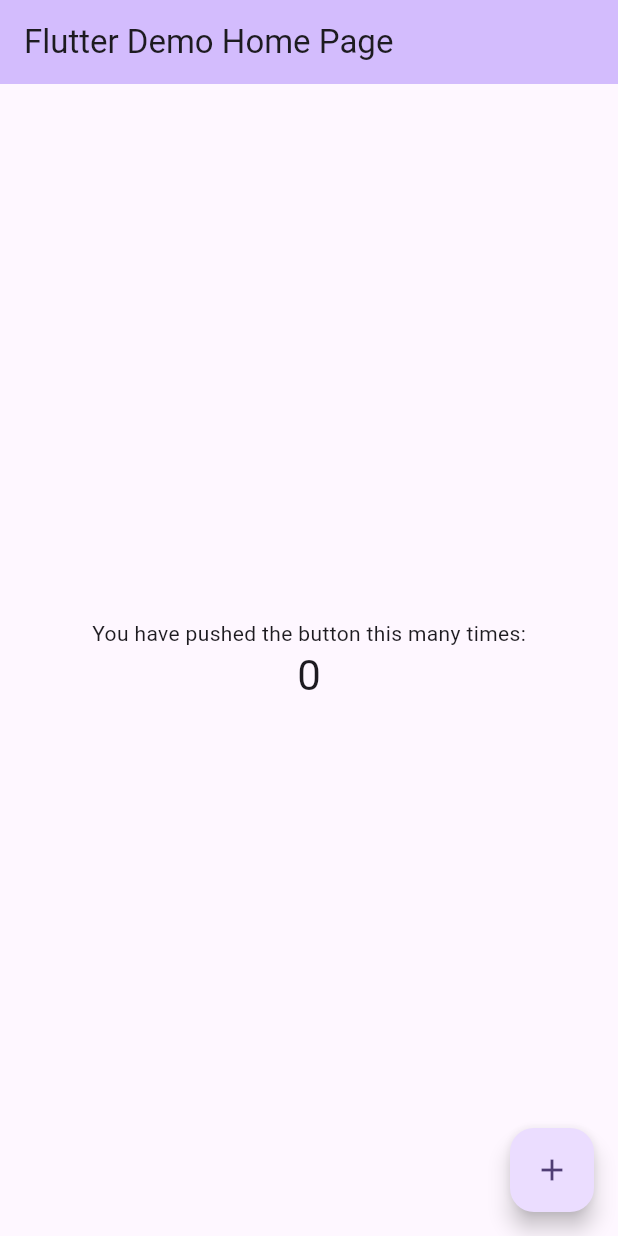
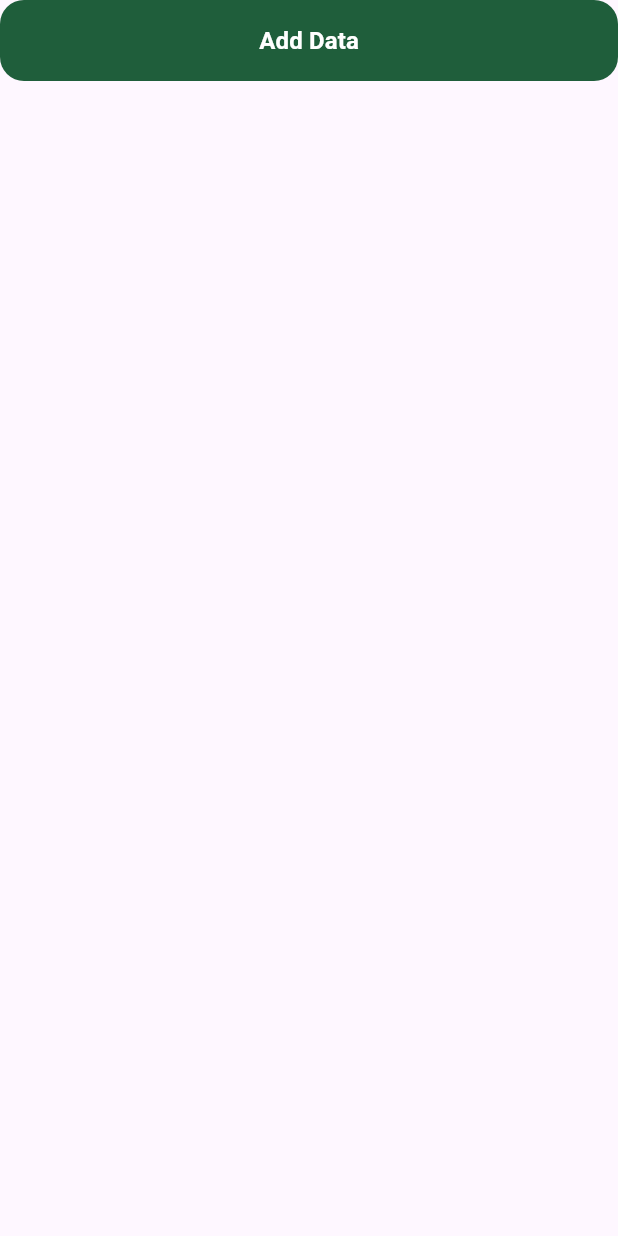
Before and after one commit to OmarKhaled00e/fruit_hub_dashboard, a Flutter app: the screen it shows after launch, on a phone screen of 412 x 824 dp. Run offline on Flutter 3.47's test engine with Material 3 defaults, Android fonts, the light colour scheme and no system bars.

Commit message:
start app dashboard custom button

```diff
--- /dev/null
+++ b/lib/core/helper_functions/on_generate_routes.dart
@@ -0,0 +1,16 @@
+import 'package:flutter/material.dart';
+import 'package:fruit_hub_dashboard/features/dashboard/presentation/views/dashboard_view.dart';
+
+Route<dynamic> onGenerateRoute(RouteSettings settings) {
+  switch (settings.name) {
+    case DashboardView.routeName:
+      return MaterialPageRoute(builder: (context) => DashboardView());
+
+    default:
+      return MaterialPageRoute(
+        builder: (_) =>
+            const Scaffold(body: Center(child: Text('Page not found'))),
+        settings: settings,
+      );
+  }
+}
--- /dev/null
+++ b/lib/core/utils/app_colors.dart
@@ -0,0 +1,8 @@
+import 'package:flutter/material.dart';
+
+abstract class AppColors {
+  static const Color primaryColor = Color(0xff1F5E3B);
+  static const Color lightPrimaryColor = Color(0xFF2D9F5D);
+  static const Color secondaryColor = Color(0xFFF4A91F);
+  static const Color lightSecondaryColor = Color(0xFFF8C76D);
+}
--- /dev/null
+++ b/lib/core/utils/app_images.dart
@@ -0,0 +1,128 @@
+// ignore_for_file: prefer_single_quotes
+class Assets {
+  Assets._();
+
+  /// Assets for imagesAppIcon
+  /// assets/images/app_icon.png
+  static const String imagesAppIcon = "assets/images/app_icon.png";
+
+  /// Assets for imagesApplIcon
+  /// assets/images/appl_icon.svg
+  static const String imagesApplIcon = "assets/images/appl_icon.svg";
+
+  /// Assets for imagesCheck
+  /// assets/images/Check.svg
+  static const String imagesCheck = "assets/images/Check.svg";
+
+  /// Assets for imagesEdit
+  /// assets/images/edit.svg
+  static const String imagesEdit = "assets/images/edit.svg";
+
+  /// Assets for imagesFacebookIcon
+  /// assets/images/facebook_icon.svg
+  static const String imagesFacebookIcon = "assets/images/facebook_icon.svg";
+
+  /// Assets for imagesFeaturedItemBackground
+  /// assets/images/featured_item_background.svg
+  static const String imagesFeaturedItemBackground = "assets/images/featured_item_background.svg";
+
+  /// Assets for imagesFilter
+  /// assets/images/filter.svg
+  static const String imagesFilter = "assets/images/filter.svg";
+
+  /// Assets for imagesFilter2
+  /// assets/images/filter2.svg
+  static const String imagesFilter2 = "assets/images/filter2.svg";
+
+  /// Assets for imagesGoogleIcon
+  /// assets/images/google_icon.svg
+  static const String imagesGoogleIcon = "assets/images/google_icon.svg";
+
+  /// Assets for imagesLocation
+  /// assets/images/location.svg
+  static const String imagesLocation = "assets/images/location.svg";
+
+  /// Assets for imagesLogo
+  /// assets/images/logo.svg
+  static const String imagesLogo = "assets/images/logo.svg";
+
+  /// Assets for imagesNotification
+  /// assets/images/notification.svg
+  static const String imagesNotification = "assets/images/notification.svg";
+
+  /// Assets for imagesPageViewItem1BackgroundImage
+  /// assets/images/page_view_item1_background_image.svg
+  static const String imagesPageViewItem1BackgroundImage = "assets/images/page_view_item1_background_image.svg";
+
+  /// Assets for imagesPageViewItem1Image
+  /// assets/images/page_view_item1_image.svg
+  static const String imagesPageViewItem1Image = "assets/images/page_view_item1_image.svg";
+
+  /// Assets for imagesPageViewItem2BackgroundImage
+  /// assets/images/page_view_item2_background_image.svg
+  static const String imagesPageViewItem2BackgroundImage = "assets/images/page_view_item2_background_image.svg";
+
+  /// Assets for imagesPageViewItem2Image
+  /// assets/images/page_view_item2_image.svg
+  static const String imagesPageViewItem2Image = "assets/images/page_view_item2_image.svg";
+
+  /// Assets for imagesPlant
+  /// assets/images/plant.svg
+  static const String imagesPlant = "assets/images/plant.svg";
+
+  /// Assets for imagesProfileImage
+  /// assets/images/profile_image.png
+  static const String imagesProfileImage = "assets/images/profile_image.png";
+
+  /// Assets for imagesSearchIcon
+  /// assets/images/search_icon.svg
+  static const String imagesSearchIcon = "assets/images/search_icon.svg";
+
+  /// Assets for imagesSplashBottom
+  /// assets/images/splash_bottom.svg
+  static const String imagesSplashBottom = "assets/images/splash_bottom.svg";
+
+  /// Assets for imagesTrash
+  /// assets/images/trash.svg
+  static const String imagesTrash = "assets/images/trash.svg";
+
+  /// Assets for imagesVector
+  /// assets/images/Vector.svg
+  static const String imagesVector = "assets/images/Vector.svg";
+
+  /// Assets for imagesVuesaxBoldHome
+  /// assets/images/vuesax/bold/home.svg
+  static const String imagesVuesaxBoldHome = "assets/images/vuesax/bold/home.svg";
+
+  /// Assets for imagesVuesaxBoldProducts
+  /// assets/images/vuesax/bold/products.svg
+  static const String imagesVuesaxBoldProducts = "assets/images/vuesax/bold/products.svg";
+
+  /// Assets for imagesVuesaxBoldShoppingCart
+  /// assets/images/vuesax/bold/shopping-cart.svg
+  static const String imagesVuesaxBoldShoppingCart = "assets/images/vuesax/bold/shopping-cart.svg";
+
+  /// Assets for imagesVuesaxBoldUser
+  /// assets/images/vuesax/bold/user.svg
+  static const String imagesVuesaxBoldUser = "assets/images/vuesax/bold/user.svg";
+
+  /// Assets for imagesVuesaxOutlineHome
+  /// assets/images/vuesax/outline/home.svg
+  static const String imagesVuesaxOutlineHome = "assets/images/vuesax/outline/home.svg";
+
+  /// Assets for imagesVuesaxOutlineProducts
+  /// assets/images/vuesax/outline/products.svg
+  static const String imagesVuesaxOutlineProducts = "assets/images/vuesax/outline/products.svg";
+
+  /// Assets for imagesVuesaxOutlineShoppingCart
+  /// assets/images/vuesax/outline/shopping-cart.svg
+  static const String imagesVuesaxOutlineShoppingCart = "assets/images/vuesax/outline/shopping-cart.svg";
+
+  /// Assets for imagesVuesaxOutlineUser
+  /// assets/images/vuesax/outline/user.svg
+  static const String imagesVuesaxOutlineUser = "assets/images/vuesax/outline/user.svg";
+
+  /// Assets for imagesWatermelonTest
+  /// assets/images/watermelon_test.png
+  static const String imagesWatermelonTest = "assets/images/watermelon_test.png";
+}
--- /dev/null
+++ b/lib/core/utils/app_text_styles.dart
@@ -0,0 +1,76 @@
+import 'package:flutter/material.dart';
+
+abstract class TextStyles {
+  static const TextStyle bold13 = TextStyle(
+    fontWeight: FontWeight.bold,
+    fontSize: 13,
+  );
+  static const TextStyle bold23 = TextStyle(
+    fontWeight: FontWeight.bold,
+    fontSize: 23,
+  );
+
+  static const TextStyle semiBold13 = TextStyle(
+    fontWeight: FontWeight.w600,
+    fontSize: 13,
+  );
+
+  static const TextStyle regular13 = TextStyle(
+    fontWeight: FontWeight.normal,
+    fontSize: 13,
+  );
+
+  static const TextStyle bold16 = TextStyle(
+    fontWeight: FontWeight.bold,
+    fontSize: 16,
+  );
+
+  static const TextStyle bold19 = TextStyle(
+    fontWeight: FontWeight.bold,
+    fontSize: 19,
+  );
+
+  static const TextStyle semiBold16 = TextStyle(
+    fontWeight: FontWeight.w600,
+    fontSize: 16,
+  );
+  static const TextStyle semiBold19 = TextStyle(
+    fontWeight: FontWeight.w600,
+    fontSize: 19,
+  );
+
+  static const TextStyle bold28 = TextStyle(
+    fontWeight: FontWeight.bold,
+    fontSize: 28,
+  );
+
+  static const TextStyle regular22 = TextStyle(
+    fontWeight: FontWeight.normal,
+    fontSize: 22,
+  );
+
+  static const TextStyle semiBold11 = TextStyle(
+    fontWeight: FontWeight.w600,
+    fontSize: 11,
+  );
+
+  static const TextStyle medium15 = TextStyle(
+    fontWeight: FontWeight.w500,
+    fontSize: 15,
+  );
+
+  static const TextStyle regular26 = TextStyle(
+    fontWeight: FontWeight.normal,
+    fontSize: 26,
+  );
+
+  static const TextStyle regular16 = TextStyle(
+    fontWeight: FontWeight.normal,
+    fontSize: 16,
+  );
+
+  static const TextStyle regular11 = TextStyle(
+    fontWeight: FontWeight.normal,
+    fontSize: 11,
+  );
+}
--- /dev/null
+++ b/lib/core/utils/backend_endpoint.dart
@@ -0,0 +1,6 @@
+class BackendEndpoint {
+  static const addUserData = 'users';
+  static const getUserData = 'users';
+  static const isUserExists = 'users';
+
+}
--- /dev/null
+++ b/lib/core/widgets/custom_button.dart
@@ -0,0 +1,31 @@
+import 'package:flutter/material.dart';
+import 'package:fruit_hub_dashboard/core/utils/app_colors.dart';
+import 'package:fruit_hub_dashboard/core/utils/app_text_styles.dart';
+
+
+
+class CustomButton extends StatelessWidget {
+  const CustomButton({super.key, required this.onPressed, required this.text});
+  final VoidCallback onPressed;
+  final String text;
+  @override
+  Widget build(BuildContext context) {
+    return SizedBox(
+      width: double.infinity,
+      height: 54,
+      child: TextButton(
+        style: TextButton.styleFrom(
+          shape: RoundedRectangleBorder(
+            borderRadius: BorderRadius.circular(16),
+          ),
+          backgroundColor: AppColors.primaryColor,
+        ),
+        onPressed: onPressed,
+        child: Text(
+          text,
+          style: TextStyles.bold16.copyWith(color: Colors.white),
+        ),
+      ),
+    );
+  }
+}
--- /dev/null
+++ b/lib/features/dashboard/presentation/views/dashboard_view.dart
@@ -0,0 +1,13 @@
+import 'package:flutter/material.dart';
+import 'package:fruit_hub_dashboard/features/dashboard/presentation/views/widgets/dashboard_view_body.dart';
+
+class DashboardView extends StatelessWidget {
+  const DashboardView({super.key});
+  static const routeName = 'dashbpard';
+  @override
+  Widget build(BuildContext context) {
+    return Scaffold(
+      body: DashboardViewBody(),
+    );
+  }
+}
--- /dev/null
+++ b/lib/features/dashboard/presentation/views/widgets/dashboard_view_body.dart
@@ -0,0 +1,19 @@
+import 'package:flutter/material.dart';
+import 'package:fruit_hub_dashboard/core/widgets/custom_button.dart';
+
+class DashboardViewBody extends StatelessWidget {
+  const DashboardViewBody({super.key});
+
+  @override
+  Widget build(BuildContext context) {
+
+    return Padding(
+      padding: EdgeInsets.symmetric(horziental : 16),
+      child: Column(
+      MainAxisAlignent: MainAxisAlignment.center,
+      children: [
+        CustomButton(onPressed:(){} ,text: 'Add Data',),
+      ],
+    ));
+  }
+}
--- a/lib/main.dart
+++ b/lib/main.dart
@@ -1,122 +1,19 @@
 import 'package:flutter/material.dart';
+import 'package:fruit_hub_dashboard/core/helper_functions/on_generate_routes.dart';
+import 'package:fruit_hub_dashboard/features/dashboard/presentation/views/dashboard_view.dart';
 
 void main() {
-  runApp(const MyApp());
+  runApp(const MainDash());
 }
 
-class MyApp extends StatelessWidget {
-  const MyApp({super.key});
+class MainDash extends StatelessWidget {
+  const MainDash({super.key});
 
-  // This widget is the root of your application.
   @override
   Widget build(BuildContext context) {
     return MaterialApp(
-      title: 'Flutter Demo',
-      theme: ThemeData(
-        // This is the theme of your application.
-        //
-        // TRY THIS: Try running your application with "flutter run". You'll see
-        // the application has a purple toolbar. Then, without quitting the app,
-        // try changing the seedColor in the colorScheme below to Colors.green
-        // and then invoke "hot reload" (save your changes or press the "hot
-        // reload" button in a Flutter-supported IDE, or press "r" if you used
-        // the command line to start the app).
-        //
-        // Notice that the counter didn't reset back to zero; the application
-        // state is not lost during the reload. To reset the state, use hot
-        // restart instead.
-        //
-        // This works for code too, not just values: Most code changes can be
-        // tested with just a hot reload.
-        colorScheme: ColorScheme.fromSeed(seedColor: Colors.deepPurple),
-      ),
-      home: const MyHomePage(title: 'Flutter Demo Home Page'),
+      onGenerateRoute: onGenerateRoute,
+      initialRoute: DashboardView.routeName,
     );
   }
 }
-
-class MyHomePage extends StatefulWidget {
-  const MyHomePage({super.key, required this.title});
-
-  // This widget is the home page of your application. It is stateful, meaning
-  // that it has a State object (defined below) that contains fields that affect
-  // how it looks.
-
-  // This class is the configuration for the state. It holds the values (in this
-  // case the title) provided by the parent (in this case the App widget) and
-  // used by the build method of the State. Fields in a Widget subclass are
-  // always marked "final".
-
-  final String title;
-
-  @override
-  State<MyHomePage> createState() => _MyHomePageState();
-}
-
-class _MyHomePageState extends State<MyHomePage> {
-  int _counter = 0;
-
-  void _incrementCounter() {
-    setState(() {
-      // This call to setState tells the Flutter framework that something has
-      // changed in this State, which causes it to rerun the build method below
-      // so that the display can reflect the updated values. If we changed
-      // _counter without calling setState(), then the build method would not be
-      // called again, and so nothing would appear to happen.
-      _counter++;
-    });
-  }
-
-  @override
-  Widget build(BuildContext context) {
-    // This method is rerun every time setState is called, for instance as done
-    // by the _incrementCounter method above.
-    //
-    // The Flutter framework has been optimized to make rerunning build methods
-    // fast, so that you can just rebuild anything that needs updating rather
-    // than having to individually change instances of widgets.
-    return Scaffold(
-      appBar: AppBar(
-        // TRY THIS: Try changing the color here to a specific color (to
-        // Colors.amber, perhaps?) and trigger a hot reload to see the AppBar
-        // change color while the other colors stay the same.
-        backgroundColor: Theme.of(context).colorScheme.inversePrimary,
-        // Here we take the value from the MyHomePage object that was created by
-        // the App.build method, and use it to set our appbar title.
-        title: Text(widget.title),
-      ),
-      body: Center(
-        // Center is a layout widget. It takes a single child and positions it
-        // in the middle of the parent.
-        child: Column(
-          // Column is also a layout widget. It takes a list of children and
-          // arranges them vertically. By default, it sizes itself to fit its
-          // children horizontally, and tries to be as tall as its parent.
-          //
-          // Column has various properties to control how it sizes itself and
-          // how it positions its children. Here we use mainAxisAlignment to
-          // center the children vertically; the main axis here is the vertical
-          // axis because Columns are vertical (the cross axis would be
-          // horizontal).
-          //
-          // TRY THIS: Invoke "debug painting" (choose the "Toggle Debug Paint"
-          // action in the IDE, or press "p" in the console), to see the
-          // wireframe for each widget.
-          mainAxisAlignment: MainAxisAlignment.center,
-          children: <Widget>[
-            const Text('You have pushed the button this many times:'),
-            Text(
-              '$_counter',
-              style: Theme.of(context).textTheme.headlineMedium,
-            ),
-          ],
-        ),
-      ),
-      floatingActionButton: FloatingActionButton(
-        onPressed: _incrementCounter,
-        tooltip: 'Increment',
-        child: const Icon(Icons.add),
-      ), // This trailing comma makes auto-formatting nicer for build methods.
-    );
-  }
-}
```
